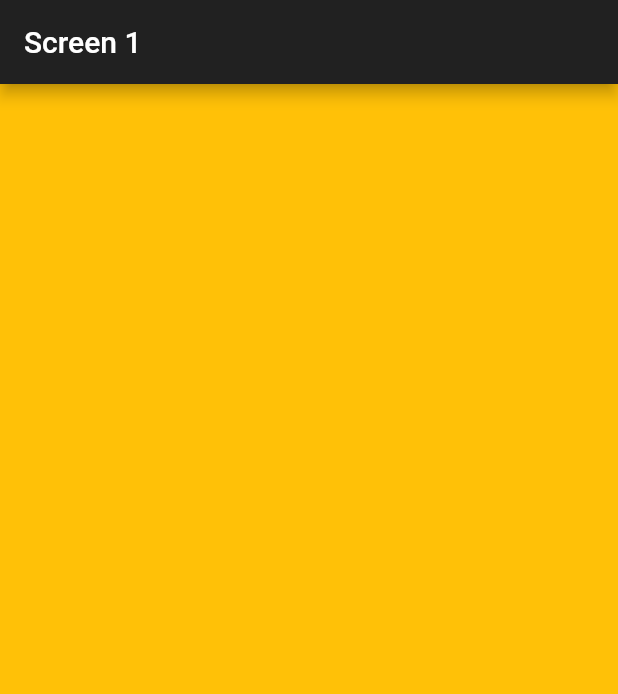
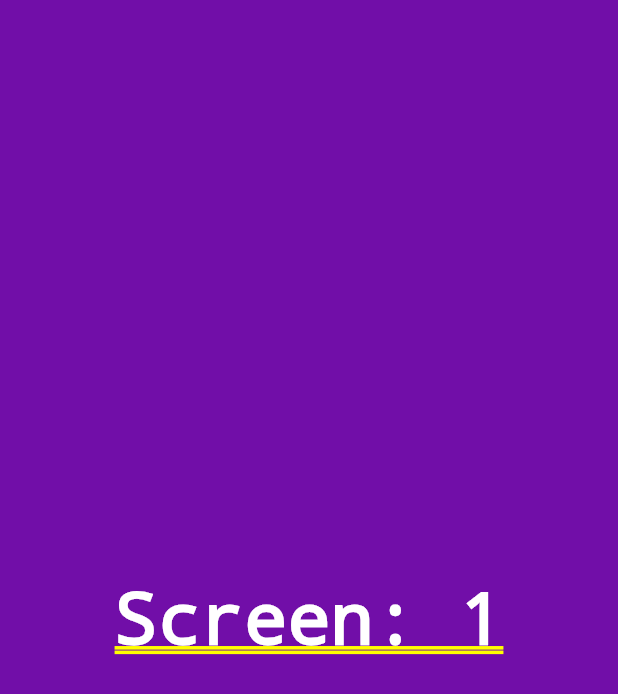
Before and after one commit to cookytech/DevFestKolkata, a Flutter app: the screen it shows after launch, on a phone screen of 412 x 824 dp. Shown: the top 694 px of the screen. Run offline on Flutter 3.47's test engine with Material 2 defaults, Android fonts, the phone set to English and light mode, and no system bars.

Commit message:
refactors the dummy screen

```diff
--- /dev/null
+++ b/lib/dummy/dummy.dart
@@ -0,0 +1,21 @@
+import 'package:flutter/material.dart';
+import 'dart:math';
+
+class DummyScreen extends StatelessWidget {
+  final int index;
+  DummyScreen(this.index);
+
+  final Random random = Random();
+
+  @override
+  Widget build(BuildContext context) {
+    return Container(
+      color: Color(random.nextInt(0x00FFFFFF) + 0xFF000000),
+      child: Center(
+          child: Text(
+        'Screen: ${index+1}',
+        style: TextStyle(color: Colors.white),
+      )),
+    );
+  }
+}
--- a/lib/home_screen/home_screen.dart
+++ b/lib/home_screen/home_screen.dart
@@ -1,3 +1,4 @@
+import 'package:devfest_18_kolkata/dummy/dummy.dart';
 import 'package:flutter/material.dart';
 
 class HomeScreen extends StatefulWidget {
@@ -7,7 +8,6 @@ class HomeScreen extends StatefulWidget {
 
 class _HomeScreenState extends State<HomeScreen>
     with SingleTickerProviderStateMixin {
-  int _currentPage;
   TabController _tabController;
 
   @override
@@ -27,30 +27,3 @@ class _HomeScreenState extends State<HomeScreen>
     );
   }
 }
-
-class DummyScreen extends StatelessWidget {
-  final int index;
-  DummyScreen(this.index);
-
-  final List<Color> colors = [
-    Colors.amber,
-    Colors.red,
-    Colors.green,
-    Colors.blue,
-    Colors.tealAccent
-  ];
-
-  @override
-  Widget build(BuildContext context) {
-    return Scaffold(
-      appBar: AppBar(
-        title: Text('Screen ${index + 1}'),
-      ),
-      body: Center(
-        child: Container(
-          color: colors[index],
-        ),
-      ),
-    );
-  }
-}
```
